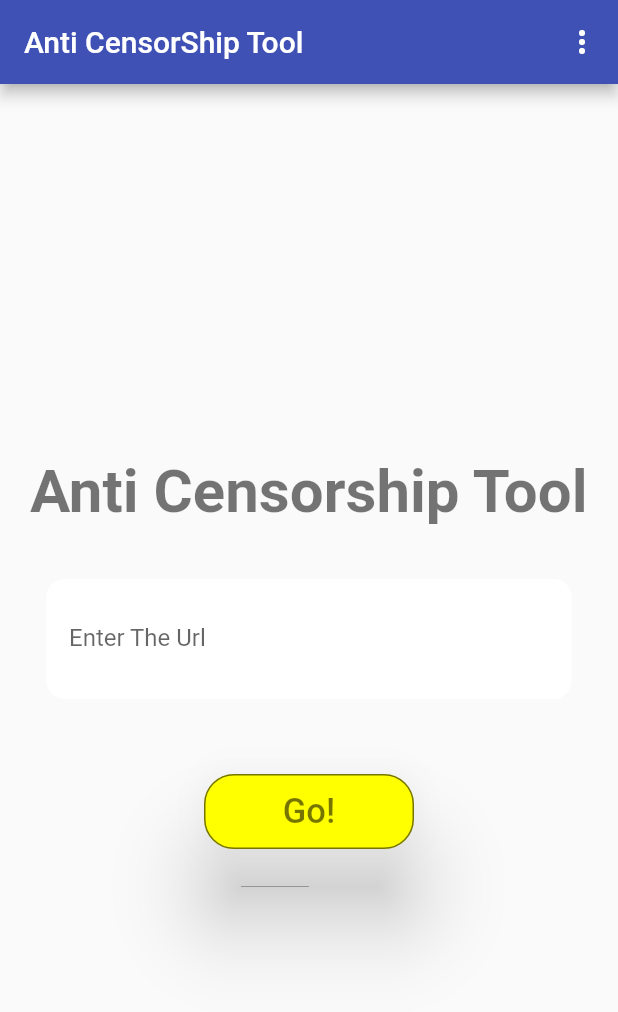
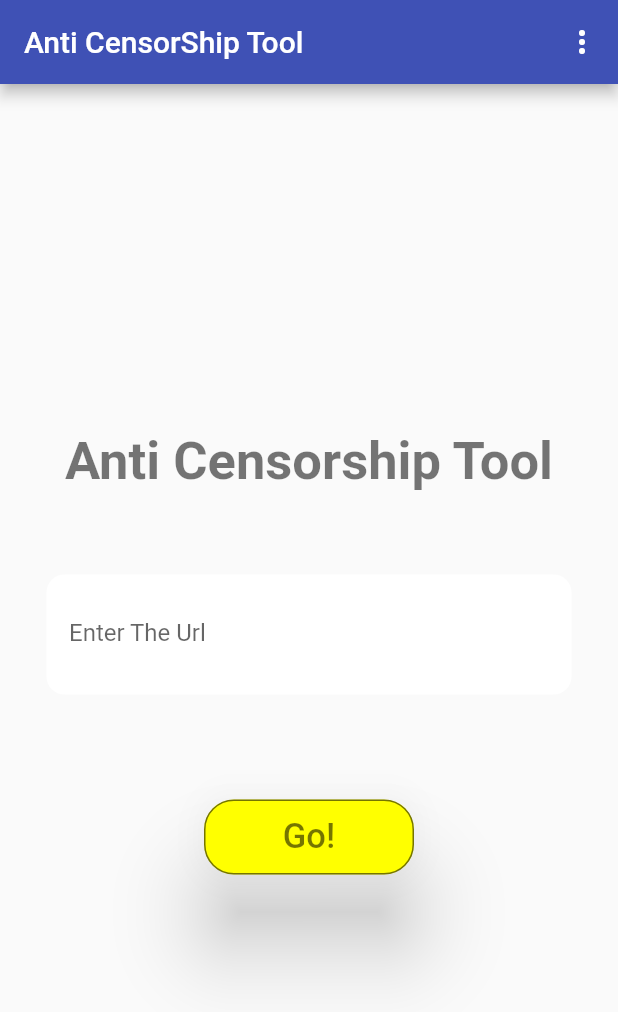
Before and after one commit to GodwinUjeen/anti_censorship_tool, a Flutter app: the screen it shows after launch, on a phone screen of 412 x 824 dp. Shown: the top 1012 px of the screen. Run offline on Flutter 3.47's test engine with Material 2 defaults, Android fonts, the phone set to English and light mode, and no system bars; our stand-ins replace fluttertoast.

Commit message:
second commit

```diff
--- a/lib/screens/tool.dart
+++ b/lib/screens/tool.dart
@@ -42,7 +42,10 @@ class _Tool extends State<Tool> {
       child: Scaffold(
         appBar: AppBar(
           automaticallyImplyLeading: false,
-          title: Text("Anti CensorShip Tool"),
+          title: Text(
+            "Anti CensorShip Tool",
+            textAlign: TextAlign.justify,
+          ),
           actions: <Widget>[
             PopupMenuButton<String>(
               onSelected: choiceAction,
@@ -59,14 +62,14 @@ class _Tool extends State<Tool> {
         ),
         body: Container(
           child: Column(
-            crossAxisAlignment: CrossAxisAlignment.start,
+            crossAxisAlignment: CrossAxisAlignment.center,
             mainAxisAlignment: MainAxisAlignment.center,
             children: <Widget>[
               Text(
-                "  Anti Censorship Tool",
+                "Anti Censorship Tool", textAlign: TextAlign.center,
                 style: TextStyle(
                     color: Colors.black54,
-                    fontSize: 40,
+                    fontSize: 35,
                     fontWeight: FontWeight.bold),
               ),
               SizedBox(
@@ -81,6 +84,8 @@ class _Tool extends State<Tool> {
                   padding: EdgeInsets.all(15),
                   width: 350.0,
                   height: 80.0,
+                  alignment: Alignment(0, 0),
+                  margin: new EdgeInsets.all(20.0),
                   decoration: BoxDecoration(
                       borderRadius: BorderRadius.circular(12),
 
@@ -88,6 +93,7 @@ class _Tool extends State<Tool> {
                   child: Column(
                     children: <Widget>[
                       Container(
+
                         child: TextField(
                           controller: _controller,
                           decoration: InputDecoration(
```
